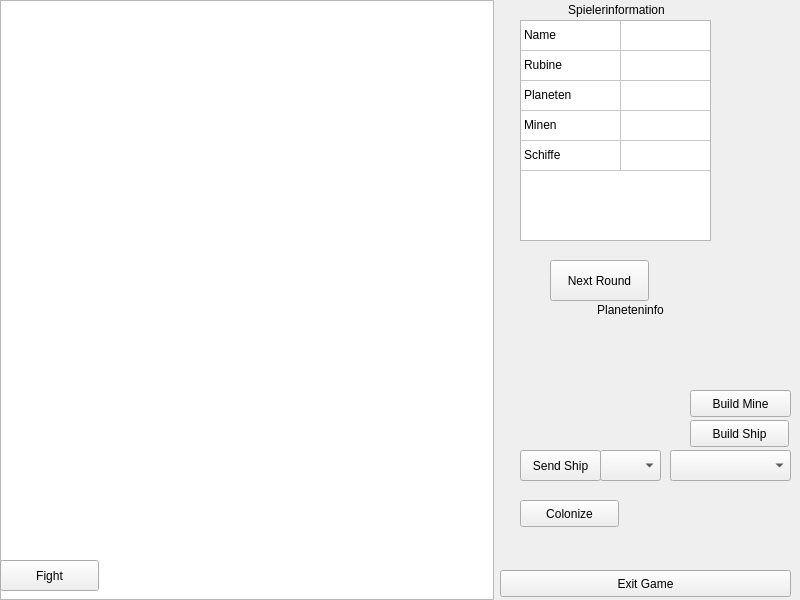
Old version of the form view2D/MainWindow2D.ui in the repository tglane/asteroids.
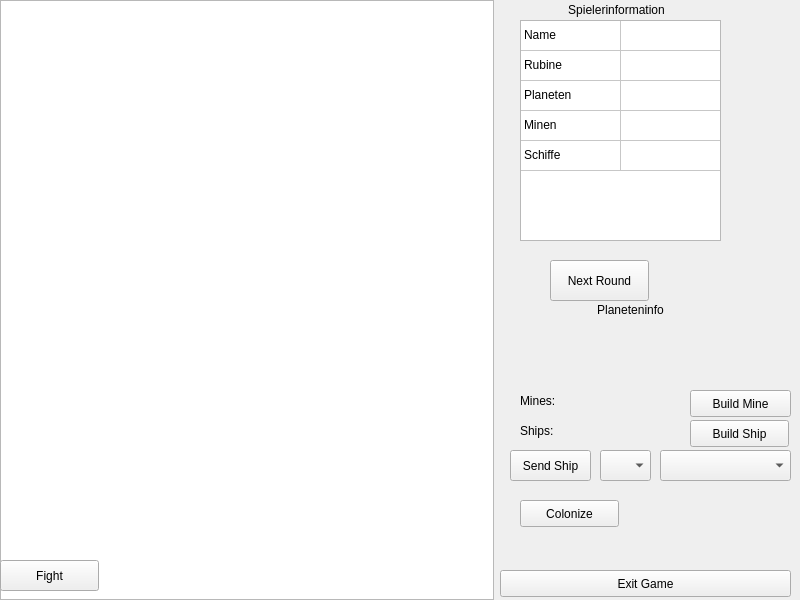
New version of the form.

```diff
--- a/view2D/MainWindow2D.ui
+++ b/view2D/MainWindow2D.ui
@@ -112,7 +112,7 @@
          <rect>
           <x>10</x>
           <y>20</y>
-          <width>191</width>
+          <width>201</width>
           <height>221</height>
          </rect>
         </property>
@@ -224,9 +224,9 @@
        <widget class="QComboBox" name="DestionationPlanet">
         <property name="geometry">
          <rect>
-          <x>160</x>
+          <x>150</x>
           <y>150</y>
-          <width>121</width>
+          <width>131</width>
           <height>31</height>
          </rect>
         </property>
@@ -289,14 +289,14 @@
        <widget class="QLabel" name="MineNumber">
         <property name="geometry">
          <rect>
-          <x>10</x>
+          <x>80</x>
           <y>90</y>
-          <width>151</width>
+          <width>71</width>
           <height>21</height>
          </rect>
         </property>
         <property name="text">
-         <string>&lt;Num of Mines&gt;</string>
+         <string/>
         </property>
        </widget>
        <widget class="QPushButton" name="BuildMine">
@@ -315,14 +315,14 @@
        <widget class="QLabel" name="ShipNumber">
         <property name="geometry">
          <rect>
-          <x>10</x>
+          <x>80</x>
           <y>120</y>
-          <width>151</width>
+          <width>71</width>
           <height>21</height>
          </rect>
         </property>
         <property name="text">
-         <string>&lt;Num of Ships&gt;</string>
+         <string/>
         </property>
        </widget>
        <widget class="QComboBox" name="SendShipNumber">
@@ -330,7 +330,7 @@
          <rect>
           <x>90</x>
           <y>150</y>
-          <width>61</width>
+          <width>51</width>
           <height>31</height>
          </rect>
         </property>
@@ -338,7 +338,7 @@
        <widget class="QPushButton" name="SendShip">
         <property name="geometry">
          <rect>
-          <x>10</x>
+          <x>0</x>
           <y>150</y>
           <width>81</width>
           <height>31</height>
@@ -348,6 +348,32 @@
          <string>Send Ship</string>
         </property>
        </widget>
+       <widget class="QLabel" name="MineLabel">
+        <property name="geometry">
+         <rect>
+          <x>10</x>
+          <y>90</y>
+          <width>71</width>
+          <height>21</height>
+         </rect>
+        </property>
+        <property name="text">
+         <string>Mines: </string>
+        </property>
+       </widget>
+       <widget class="QLabel" name="ShipLabel">
+        <property name="geometry">
+         <rect>
+          <x>10</x>
+          <y>120</y>
+          <width>67</width>
+          <height>21</height>
+         </rect>
+        </property>
+        <property name="text">
+         <string>Ships: </string>
+        </property>
+       </widget>
       </widget>
       <widget class="QPushButton" name="NextRound">
        <property name="geometry">
```
